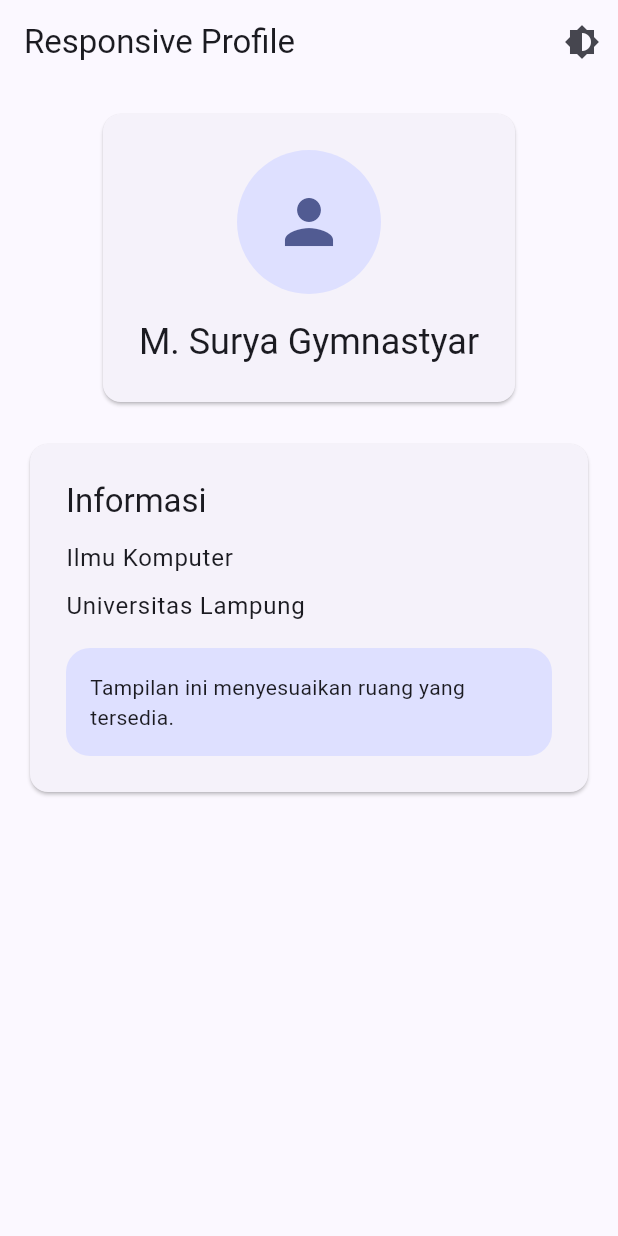
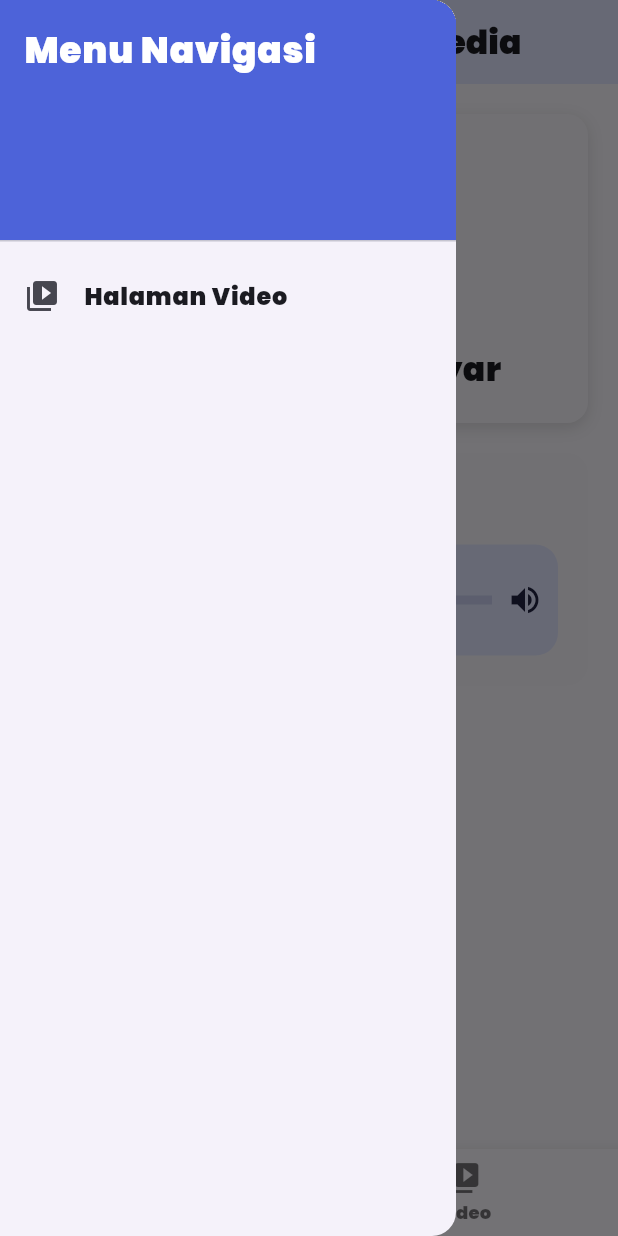
Before and after one commit to SuryaGymnastyar/prak-mobilelanjut-2417051011, a Flutter app: the screen it shows after launch, with the side drawer open (before the commit the screen has no drawer), on a phone screen of 412 x 824 dp. Run offline on Flutter 3.47's test engine with Material 3 defaults, Android fonts, the light colour scheme and no system bars; our stand-ins replace audioplayers.

Commit message:
Assets, Media and Routing

```diff
--- /dev/null
+++ b/lib/assets_media.dart
@@ -0,0 +1,197 @@
+import 'package:flutter/material.dart';
+import 'package:audioplayers/audioplayers.dart';
+
+class AssetsMediaPage extends StatefulWidget {
+  const AssetsMediaPage({super.key});
+
+  @override
+  State<AssetsMediaPage> createState() => _AssetsMediaPageState();
+}
+
+class _AssetsMediaPageState extends State<AssetsMediaPage> {
+  final AudioPlayer player = AudioPlayer();
+  bool isPlaying = false;
+  int _currentIndex = 0; // State untuk mengontrol tab BottomNavigationBar
+
+  void playAudio() async {
+    if (isPlaying) {
+      await player.pause();
+    } else {
+      await player.play(AssetSource('audios/audio1.mp3'));
+    }
+    setState(() {
+      isPlaying = !isPlaying;
+    });
+  }
+
+  @override
+  void dispose() {
+    player.dispose();
+    super.dispose();
+  }
+
+  @override
+  Widget build(BuildContext context) {
+    return Scaffold(
+      backgroundColor: const Color(0xFFF8F6FC),
+      // --- PENAMBAHAN APPBAR ---
+      appBar: AppBar(
+        title: const Text('Beranda Assets & Media'),
+        backgroundColor: const Color(0xFFE1E5FF),
+      ),
+      // --- PENAMBAHAN DRAWER (MENU SAMPING) ---
+      drawer: Drawer(
+        child: ListView(
+          padding: EdgeInsets.zero,
+          children: [
+            const DrawerHeader(
+              decoration: BoxDecoration(color: Color(0xFF4D63D9)),
+              child: Text(
+                'Menu Navigasi',
+                style: TextStyle(color: Colors.white, fontSize: 24),
+              ),
+            ),
+            ListTile(
+              leading: const Icon(Icons.video_library),
+              title: const Text('Halaman Video'),
+              onTap: () {
+                // Menutup drawer terlebih dahulu (Pop)
+                Navigator.pop(context);
+                // Berpindah ke halaman detail sambil membawa data (PushNamed + Arguments)
+                Navigator.pushNamed(
+                  context,
+                  '/detail',
+                  arguments: 'Data dari Halaman Beranda',
+                );
+              },
+            ),
+          ],
+        ),
+      ),
+      // --- KONTEN UTAMA (KODE LAMA) ---
+      body: SafeArea(
+        child: SingleChildScrollView(
+          padding: const EdgeInsets.all(20),
+          child: Column(
+            children: [
+              // Kontainer Profil
+              Container(
+                width: double.infinity,
+                padding: const EdgeInsets.all(20),
+                decoration: BoxDecoration(
+                  color: const Color(0xFFF7F5FB),
+                  borderRadius: BorderRadius.circular(14),
+                  boxShadow: const [
+                    BoxShadow(
+                      color: Colors.black12,
+                      blurRadius: 8,
+                      offset: Offset(0, 3),
+                    ),
+                  ],
+                ),
+                child: Column(
+                  children: [
+                    ClipOval(
+                      child: Image.asset(
+                        'assets/images/IT.png',
+                        width: 120,
+                        height: 120,
+                        fit: BoxFit.cover,
+                      ),
+                    ),
+                    const SizedBox(height: 15),
+                    const Text(
+                      'M. Surya Gymnastyar',
+                      style: TextStyle(
+                        fontFamily: 'Poppins',
+                        fontSize: 22,
+                        fontWeight: FontWeight.bold,
+                      ),
+                    ),
+                  ],
+                ),
+              ),
+              const SizedBox(height: 20),
+
+              Container(
+                width: double.infinity,
+                padding: const EdgeInsets.all(20),
+                decoration: BoxDecoration(
+                  color: const Color(0xFFF7F5FB),
+                  borderRadius: BorderRadius.circular(14),
+                ),
+                child: Column(
+                  crossAxisAlignment: CrossAxisAlignment.start,
+                  children: [
+                    const Text(
+                      'Audio Motivasi',
+                      style: TextStyle(
+                        fontFamily: 'Poppins',
+                        fontSize: 18,
+                        fontWeight: FontWeight.bold,
+                      ),
+                    ),
+                    const SizedBox(height: 15),
+                    Container(
+                      padding: const EdgeInsets.all(10),
+                      decoration: BoxDecoration(
+                        color: const Color(0xFFE1E5FF),
+                        borderRadius: BorderRadius.circular(15),
+                      ),
+                      child: Row(
+                        children: [
+                          CircleAvatar(
+                            radius: 27,
+                            backgroundColor: const Color(0xFF4D63D9),
+                            child: IconButton(
+                              onPressed: playAudio,
+                              icon: Icon(
+                                isPlaying ? Icons.pause : Icons.play_arrow,
+                                color: Colors.white,
+                              ),
+                            ),
+                          ),
+                          const SizedBox(width: 12),
+                          const Expanded(
+                            child: LinearProgressIndicator(
+                              minHeight: 6,
+                              backgroundColor: Color(0xFFC8CDEF),
+                              valueColor: AlwaysStoppedAnimation(
+                                Color(0xFF4D63D9),
+                              ),
+                            ),
+                          ),
+                          const SizedBox(width: 10),
+                          const Icon(Icons.volume_up, color: Color(0xFF202342)),
+                        ],
+                      ),
+                    ),
+                  ],
+                ),
+              ),
+            ],
+          ),
+        ),
+      ),
+
+      bottomNavigationBar: BottomNavigationBar(
+        currentIndex: _currentIndex,
+        onTap: (index) {
+          setState(() {
+            _currentIndex = index;
+          });
+          if (index == 1) {
+            Navigator.pushNamed(context, '/detail');
+          }
+        },
+        items: const [
+          BottomNavigationBarItem(icon: Icon(Icons.home), label: 'Beranda'),
+          BottomNavigationBarItem(
+            icon: Icon(Icons.video_library),
+            label: 'Video',
+          ),
+        ],
+      ),
+    );
+  }
+}
--- a/lib/main.dart
+++ b/lib/main.dart
@@ -1,44 +1,32 @@
 import 'package:flutter/material.dart';
-// import 'column_widget.dart';
-// import 'row_widget.dart';
-// import 'first_widget.dart';
-// import 'form_widget.dart';
-import 'app_theme.dart';
-import 'responsive_profile_page.dart';
+import 'package:prakmola_surya/detail_page.dart';
+import 'assets_media.dart';
 
 void main() {
   runApp(const MyApp());
 }
 
-class MyApp extends StatefulWidget {
+class MyApp extends StatelessWidget {
   const MyApp({super.key});
-
-  @override
-  State<MyApp> createState() => _MyAppState();
-}
-
-class _MyAppState extends State<MyApp> {
-  ThemeMode themeMode = ThemeMode.light;
-
-  void toggleTheme() {
-    setState(() {
-      themeMode = themeMode == ThemeMode.light
-          ? ThemeMode.dark
-          : ThemeMode.light;
-    });
-  }
 
   @override
   Widget build(BuildContext context) {
     return MaterialApp(
       debugShowCheckedModeBanner: false,
-      title: 'Responsive Profile',
-      theme: AppTheme.lightTheme,
-      darkTheme: AppTheme.darkTheme,
-      themeMode: themeMode,
-      home: ResponsiveProfilePage(
-        onThemeChanged: toggleTheme,
+      title: 'Assets Media & Navigation',
+
+      theme: ThemeData(
+        useMaterial3: true,
+        fontFamily: 'Poppins',
+        colorScheme: ColorScheme.fromSeed(
+          seedColor: const Color(0xFF4D63D9),
+        ),
       ),
+      initialRoute: '/',
+      routes: {
+        '/': (context) => const AssetsMediaPage(),
+        '/detail': (context) => const DetaiPage()
+      },
     );
   }
 }
```
Also changed, not shown: lib/detail_page.dart (added, +43 -0 lines), pubspec.yaml (+9 -0 lines), assets/fonts/poppins-black.ttf (added), pubspec.lock, 6 other files.
